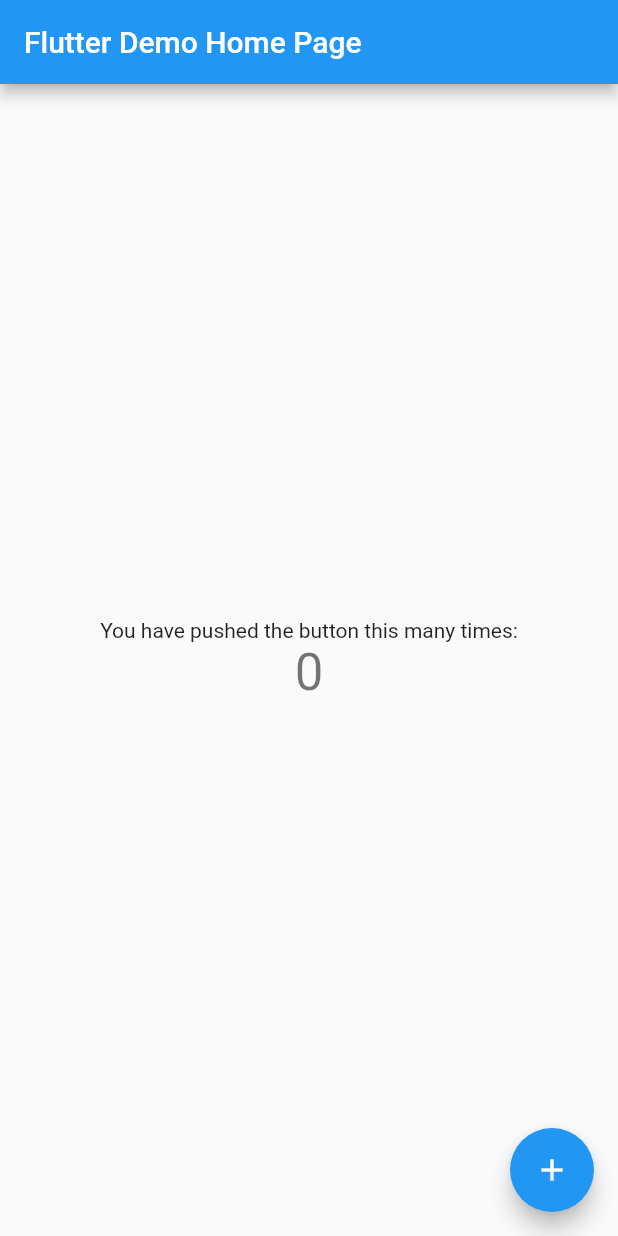
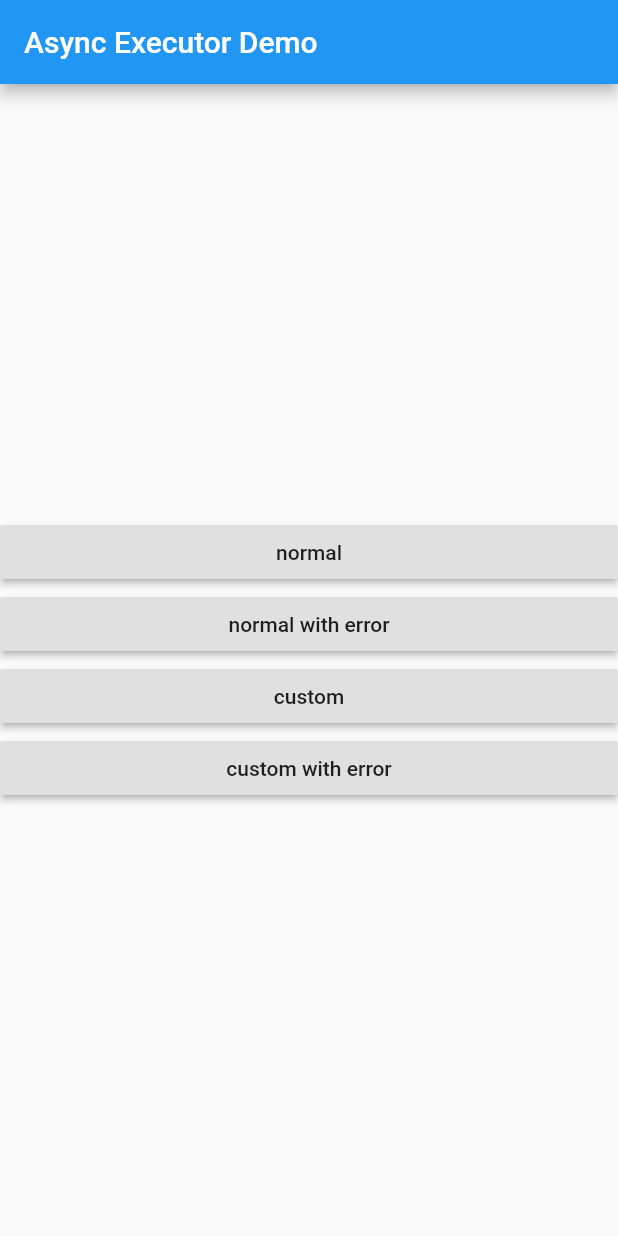
Before and after one commit to SamuelRioTz/async_executor, a Flutter app: the screen it shows after launch, on a phone screen of 412 x 824 dp. Run offline on Flutter 3.47's test engine with Material 2 defaults, Android fonts, the phone set to English and light mode, and no system bars.

Commit message:
adding example

```diff
--- a/example/lib/main.dart
+++ b/example/lib/main.dart
@@ -1,3 +1,6 @@
+import 'dart:developer';
+
+import 'package:async_executor/async_executor.dart';
 import 'package:flutter/material.dart';
 
 void main() {
@@ -9,7 +12,7 @@ class MyApp extends StatelessWidget {
   @override
   Widget build(BuildContext context) {
     return MaterialApp(
-      title: 'Flutter Demo',
+      title: 'Async Executor Demo',
       theme: ThemeData(
         // This is the theme of your application.
         //
@@ -26,92 +29,136 @@ class MyApp extends StatelessWidget {
         // closer together (more dense) than on mobile platforms.
         visualDensity: VisualDensity.adaptivePlatformDensity,
       ),
-      home: MyHomePage(title: 'Flutter Demo Home Page'),
+      home: MyHomePage(),
     );
   }
 }
 
-class MyHomePage extends StatefulWidget {
-  MyHomePage({Key key, this.title}) : super(key: key);
-
-  // This widget is the home page of your application. It is stateful, meaning
-  // that it has a State object (defined below) that contains fields that affect
-  // how it looks.
-
-  // This class is the configuration for the state. It holds the values (in this
-  // case the title) provided by the parent (in this case the App widget) and
-  // used by the build method of the State. Fields in a Widget subclass are
-  // always marked "final".
-
-  final String title;
-
-  @override
-  _MyHomePageState createState() => _MyHomePageState();
-}
-
-class _MyHomePageState extends State<MyHomePage> {
-  int _counter = 0;
-
-  void _incrementCounter() {
-    setState(() {
-      // This call to setState tells the Flutter framework that something has
-      // changed in this State, which causes it to rerun the build method below
-      // so that the display can reflect the updated values. If we changed
-      // _counter without calling setState(), then the build method would not be
-      // called again, and so nothing would appear to happen.
-      _counter++;
-    });
-  }
+class MyHomePage extends StatelessWidget {
+  final AsyncExecutor normal = AsyncExecutor();
+  final AsyncExecutor custom = AsyncExecutor(loadingMessage: ({
+    BuildContext context,
+  }) async {
+    return await showDialog(
+      context: context,
+      barrierDismissible: false,
+      builder: (context) {
+        return WillPopScope(
+          onWillPop: () async => false,
+          child: Column(
+            mainAxisSize: MainAxisSize.min,
+            mainAxisAlignment: MainAxisAlignment.center,
+            children: <Widget>[
+              Material(
+                color: Colors.transparent,
+                child: Container(
+                  height: 60,
+                  child: Center(
+                    child: CircularProgressIndicator(
+                      backgroundColor: Colors.green,
+                    ),
+                  ),
+                ),
+              )
+            ],
+          ),
+        );
+      },
+    );
+  }, errorMessage: ({
+    dynamic error,
+    BuildContext context,
+  }) async {
+    return await showDialog(
+      context: context,
+      builder: (dialogContext) {
+        return AlertDialog(
+          title: Text("Error"),
+          content: Text(
+            "$error",
+            style: TextStyle(color: Colors.red),
+          ),
+          actions: [
+            FlatButton(
+              child: Text("OK"),
+              onPressed: () {
+                Navigator.pop(dialogContext);
+              },
+            )
+          ],
+        );
+      },
+    );
+  });
 
   @override
   Widget build(BuildContext context) {
-    // This method is rerun every time setState is called, for instance as done
-    // by the _incrementCounter method above.
-    //
-    // The Flutter framework has been optimized to make rerunning build methods
-    // fast, so that you can just rebuild anything that needs updating rather
-    // than having to individually change instances of widgets.
     return Scaffold(
       appBar: AppBar(
-        // Here we take the value from the MyHomePage object that was created by
-        // the App.build method, and use it to set our appbar title.
-        title: Text(widget.title),
+        title: Text('Async Executor Demo'),
       ),
-      body: Center(
-        // Center is a layout widget. It takes a single child and positions it
-        // in the middle of the parent.
-        child: Column(
-          // Column is also a layout widget. It takes a list of children and
-          // arranges them vertically. By default, it sizes itself to fit its
-          // children horizontally, and tries to be as tall as its parent.
-          //
-          // Invoke "debug painting" (press "p" in the console, choose the
-          // "Toggle Debug Paint" action from the Flutter Inspector in Android
-          // Studio, or the "Toggle Debug Paint" command in Visual Studio Code)
-          // to see the wireframe for each widget.
-          //
-          // Column has various properties to control how it sizes itself and
-          // how it positions its children. Here we use mainAxisAlignment to
-          // center the children vertically; the main axis here is the vertical
-          // axis because Columns are vertical (the cross axis would be
-          // horizontal).
-          mainAxisAlignment: MainAxisAlignment.center,
-          children: <Widget>[
-            Text(
-              'You have pushed the button this many times:',
-            ),
-            Text(
-              '$_counter',
-              style: Theme.of(context).textTheme.headline4,
-            ),
-          ],
-        ),
+      body: Column(
+        mainAxisAlignment: MainAxisAlignment.center,
+        crossAxisAlignment: CrossAxisAlignment.stretch,
+        children: [
+          RaisedButton(
+            onPressed: () {
+              normal.run(
+                  context: context,
+                  onExecute: () async {
+                    await Future.delayed(Duration(seconds: 3));
+                  },
+                  onFinish: (value) {
+                    log("on finish");
+                  });
+            },
+            child: Text("normal"),
+          ),
+          RaisedButton(
+            onPressed: () {
+              normal.run(
+                  context: context,
+                  onExecute: () async {
+                    await Future.delayed(Duration(seconds: 3));
+                    int count;
+                    count++;
+                  },
+                  onFinish: (value) {
+                    log("on finish");
+                  });
+            },
+            child: Text("normal with error"),
+          ),
+          RaisedButton(
+            onPressed: () {
+              custom.run(
+                  context: context,
+                  onExecute: () async {
+                    await Future.delayed(Duration(seconds: 3));
+                  },
+                  onFinish: (value) {
+                    log("on finish");
+                  });
+            },
+            child: Text("custom"),
+          ),
+          RaisedButton(
+            onPressed: () {
+              custom.run(
+                  context: context,
+                  onExecute: () async {
+                    await Future.delayed(Duration(seconds: 3));
+                    int count;
+                    count++;
+                  },
+                  onFinish: (value) {
+                    log("on finish");
+                  });
+            },
+            child: Text("custom with error"),
+          ),
+        ],
       ),
-      floatingActionButton: FloatingActionButton(
-        onPressed: _incrementCounter,
-        tooltip: 'Increment',
-        child: Icon(Icons.add),
-      ), // This trailing comma makes auto-formatting nicer for build methods.
     );
   }
 }
--- a/example/pubspec.yaml
+++ b/example/pubspec.yaml
@@ -28,6 +28,8 @@ dependencies:
   # The following adds the Cupertino Icons font to your application.
   # Use with the CupertinoIcons class for iOS style icons.
   cupertino_icons: ^1.0.0
+  async_executor:
+    path: ../
 
 dev_dependencies:
   flutter_test:
```
Also changed, not shown: example/pubspec.lock.
